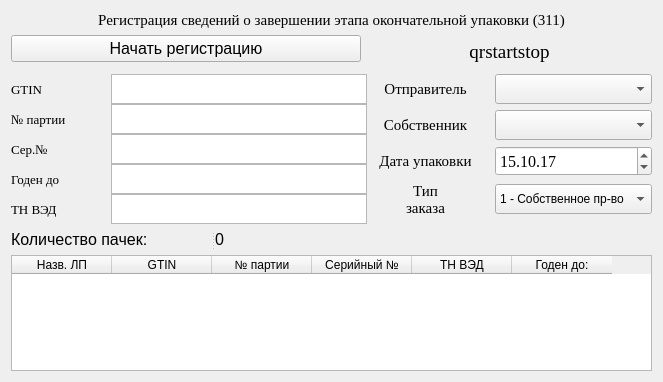
andreyshmelev/drug_marking, file Widgets/RegisterEndPackingWidget311/registerendpackingwidget311.ui: the form before one commit.
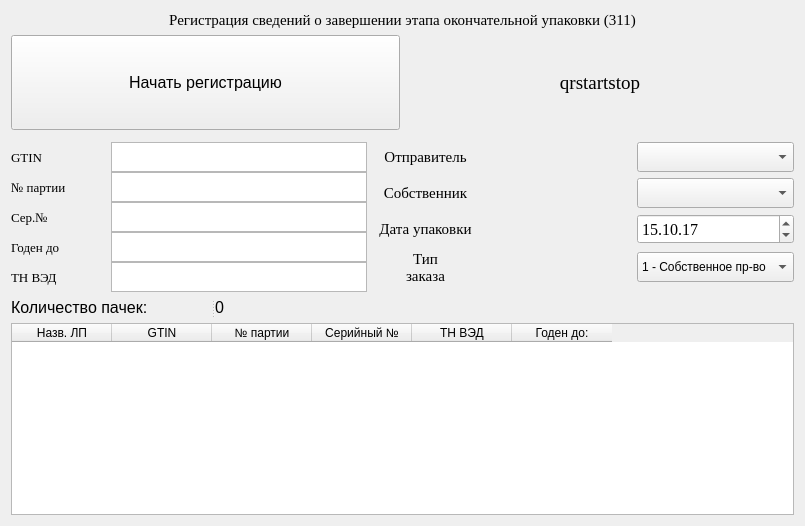
The form after the commit.

```diff
--- a/Widgets/RegisterEndPackingWidget311/registerendpackingwidget311.ui
+++ b/Widgets/RegisterEndPackingWidget311/registerendpackingwidget311.ui
@@ -6,34 +6,32 @@
    <rect>
     <x>0</x>
     <y>0</y>
-    <width>663</width>
-    <height>382</height>
+    <width>805</width>
+    <height>526</height>
    </rect>
   </property>
   <property name="windowTitle">
    <string>RegisterEndPackingWidget311</string>
   </property>
-  <layout class="QGridLayout" name="gridLayout_4">
+  <layout class="QGridLayout" name="gridLayout_5">
+   <item row="0" column="0">
+    <widget class="QLabel" name="AppendPageLabel">
+     <property name="font">
+      <font>
+       <family>Times New Roman</family>
+       <pointsize>11</pointsize>
+      </font>
+     </property>
+     <property name="text">
+      <string>Регистрация сведений о завершении этапа окончательной упаковки (311)</string>
+     </property>
+     <property name="alignment">
+      <set>Qt::AlignCenter</set>
+     </property>
+    </widget>
+   </item>
    <item row="1" column="0">
-    <layout class="QGridLayout" name="gridLayout_3">
-     <item row="3" column="2" colspan="2">
-      <widget class="QLabel" name="errorLabel">
-       <property name="sizePolicy">
-        <sizepolicy hsizetype="Expanding" vsizetype="Preferred">
-         <horstretch>0</horstretch>
-         <verstretch>0</verstretch>
-        </sizepolicy>
-       </property>
-       <property name="font">
-        <font>
-         <pointsize>12</pointsize>
-        </font>
-       </property>
-       <property name="text">
-        <string/>
-       </property>
-      </widget>
-     </item>
+    <layout class="QGridLayout" name="gridLayout_4">
      <item row="0" column="0">
       <widget class="QPushButton" name="RegistrationStartButton">
        <property name="sizePolicy">
@@ -52,7 +50,7 @@
        </property>
       </widget>
      </item>
-     <item row="0" column="1" rowspan="2" colspan="3">
+     <item row="0" column="1">
       <widget class="QLabel" name="qrstartstop">
        <property name="sizePolicy">
         <sizepolicy hsizetype="Expanding" vsizetype="Expanding">
@@ -74,7 +72,29 @@
        </property>
       </widget>
      </item>
-     <item row="3" column="0" colspan="2">
+    </layout>
+   </item>
+   <item row="2" column="0">
+    <layout class="QGridLayout" name="gridLayout_3">
+     <item row="2" column="2" colspan="2">
+      <widget class="QLabel" name="errorLabel">
+       <property name="sizePolicy">
+        <sizepolicy hsizetype="Expanding" vsizetype="Preferred">
+         <horstretch>0</horstretch>
+         <verstretch>0</verstretch>
+        </sizepolicy>
+       </property>
+       <property name="font">
+        <font>
+         <pointsize>12</pointsize>
+        </font>
+       </property>
+       <property name="text">
+        <string/>
+       </property>
+      </widget>
+     </item>
+     <item row="2" column="0" colspan="2">
       <widget class="QSplitter" name="splitter">
        <property name="orientation">
         <enum>Qt::Horizontal</enum>
@@ -122,7 +142,7 @@
        </widget>
       </widget>
      </item>
-     <item row="2" column="0" colspan="2">
+     <item row="1" column="0" colspan="2">
       <layout class="QGridLayout" name="gridLayout">
        <property name="spacing">
         <number>0</number>
@@ -424,7 +444,7 @@
        </item>
       </layout>
      </item>
-     <item row="4" column="0" colspan="4">
+     <item row="3" column="0" colspan="4">
       <widget class="QTableWidget" name="MedicamentsTable">
        <property name="columnCount">
         <number>6</number>
@@ -467,7 +487,7 @@
        </column>
       </widget>
      </item>
-     <item row="1" column="3" rowspan="2">
+     <item row="0" column="3" rowspan="2">
       <layout class="QGridLayout" name="gridLayout_2">
        <property name="spacing">
         <number>0</number>
@@ -640,22 +660,6 @@
      </item>
     </layout>
    </item>
-   <item row="0" column="0">
-    <widget class="QLabel" name="AppendPageLabel">
-     <property name="font">
-      <font>
-       <family>Times New Roman</family>
-       <pointsize>11</pointsize>
-      </font>
-     </property>
-     <property name="text">
-      <string>Регистрация сведений о завершении этапа окончательной упаковки (311)</string>
-     </property>
-     <property name="alignment">
-      <set>Qt::AlignCenter</set>
-     </property>
-    </widget>
-   </item>
   </layout>
  </widget>
  <layoutdefault spacing="6" margin="11"/>
```
